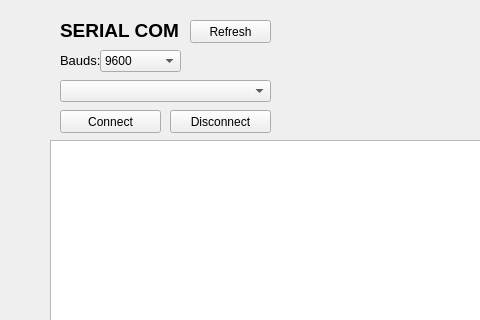
The window that HMI_SerialPlot.ui (ipobletev/GUI_SerialPlot) describes before a commit, drawn with Qt 5; both pictures show x 0 to 480 and y 0 to 320 of the 846 by 560 pixel window.
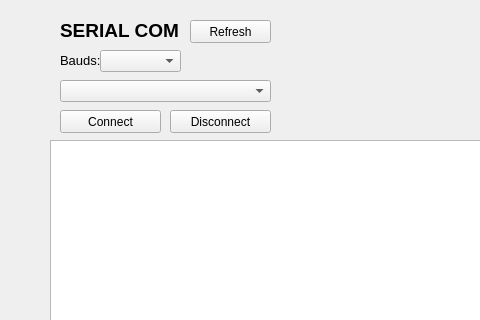
The same window after the commit. Icons and pictures are not drawn.

Commit message: fix SME_SerialCom and change names of GUI functionalities

What changed in the file:
```diff
--- a/HMI_SerialPlot.ui
+++ b/HMI_SerialPlot.ui
@@ -268,16 +268,6 @@
       <height>22</height>
      </rect>
     </property>
-    <item>
-     <property name="text">
-      <string>9600</string>
-     </property>
-    </item>
-    <item>
-     <property name="text">
-      <string>115200</string>
-     </property>
-    </item>
    </widget>
    <widget class="QLabel" name="label_7">
     <property name="geometry">
```
Left out of the diff: 4 changed lines with no effect on the pictures. The commit also changes 5 other files.
